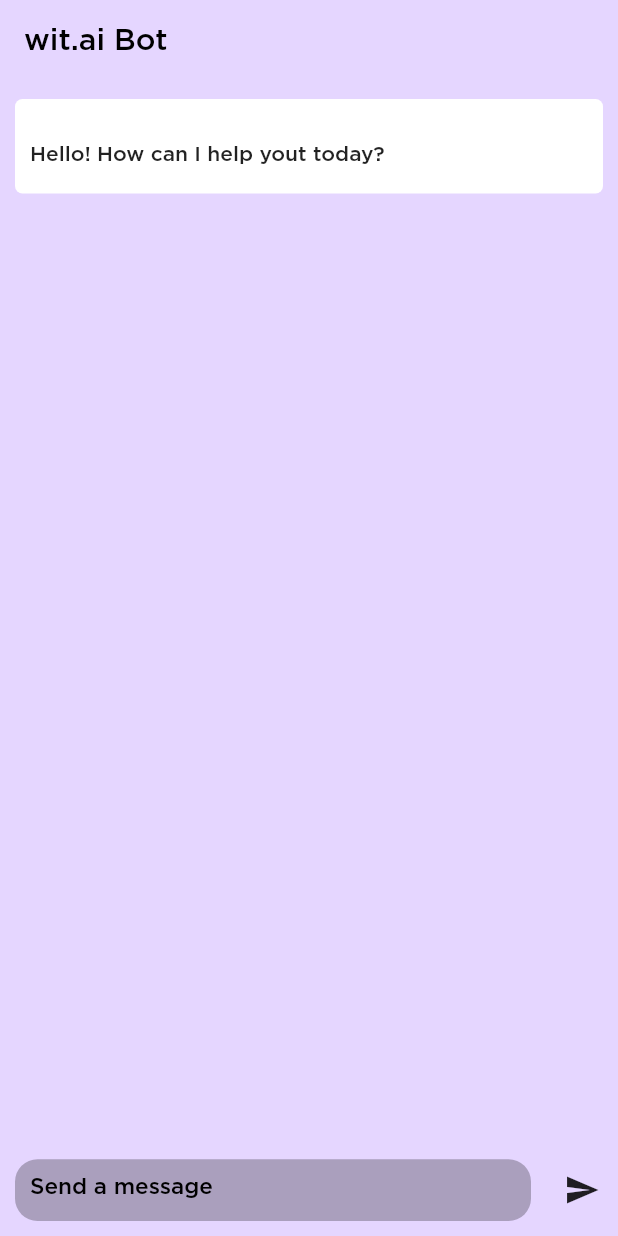
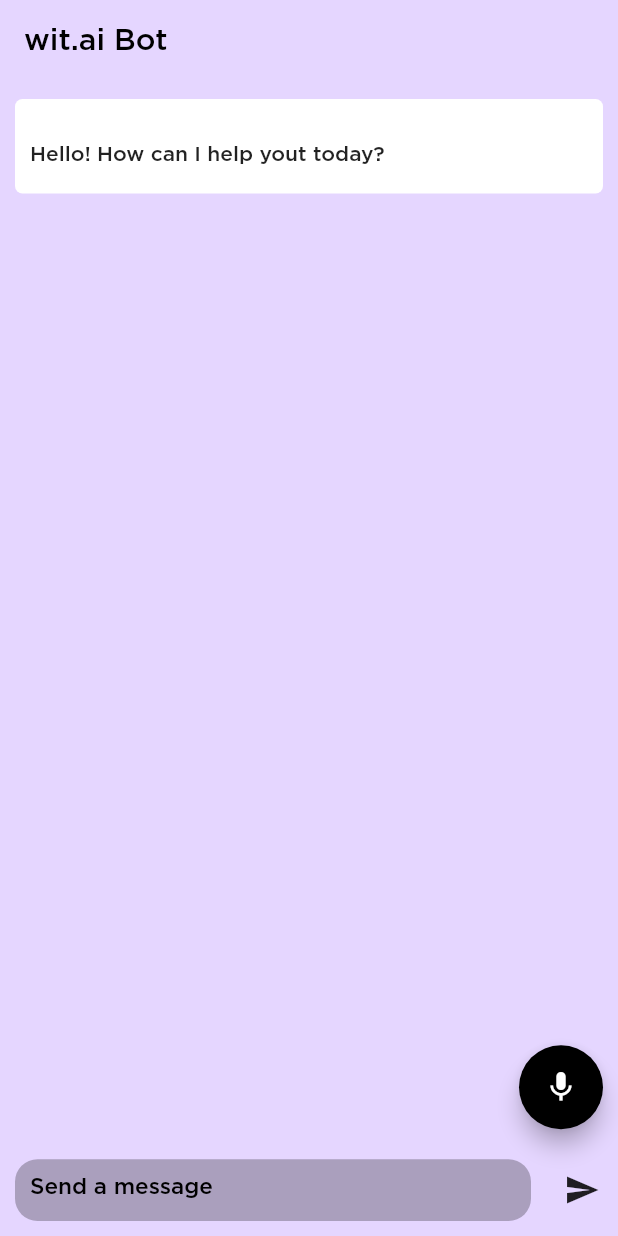
Before and after one commit to ameysunu/F8-Refresh, a Flutter app: the WitChat screen opened directly, on a phone screen of 412 x 824 dp. Run offline on Flutter 3.47's test engine with Material 2 defaults, Android fonts, the phone set to English and light mode, and no system bars; our stand-ins replace cloud_firestore, firebase_core, flutter_slidable, google_fonts, hexcolor; missing offline and left inert: flutter_facebook_login; accounts and stored records are empty; network calls fail.

Commit message:
voice icon added

```diff
--- a/lib/pages/witchat.dart
+++ b/lib/pages/witchat.dart
@@ -66,6 +66,17 @@
         children: [
           ...chatList,
           Spacer(),
+          Padding(
+            padding: const EdgeInsets.all(10.0),
+            child: Align(
+              alignment: Alignment.centerRight,
+              child: FloatingActionButton(
+                backgroundColor: Colors.black,
+                onPressed: null,
+                child: Icon(Icons.mic),
+              ),
+            ),
+          ),
           Row(
             children: [
               Expanded(
```
